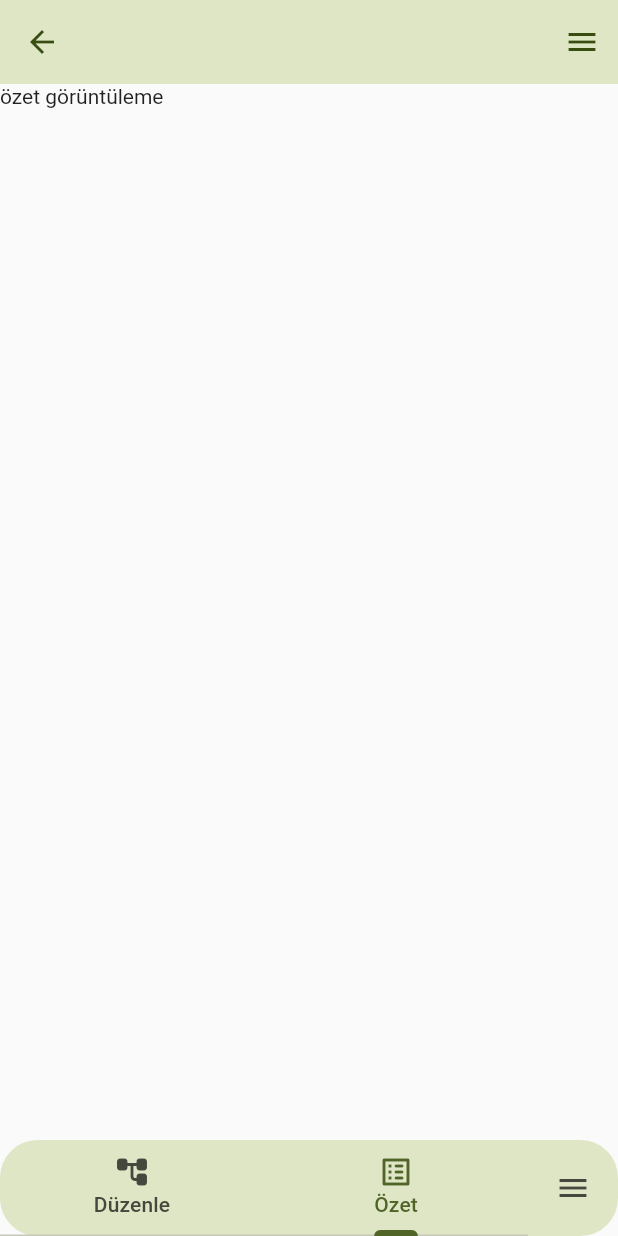
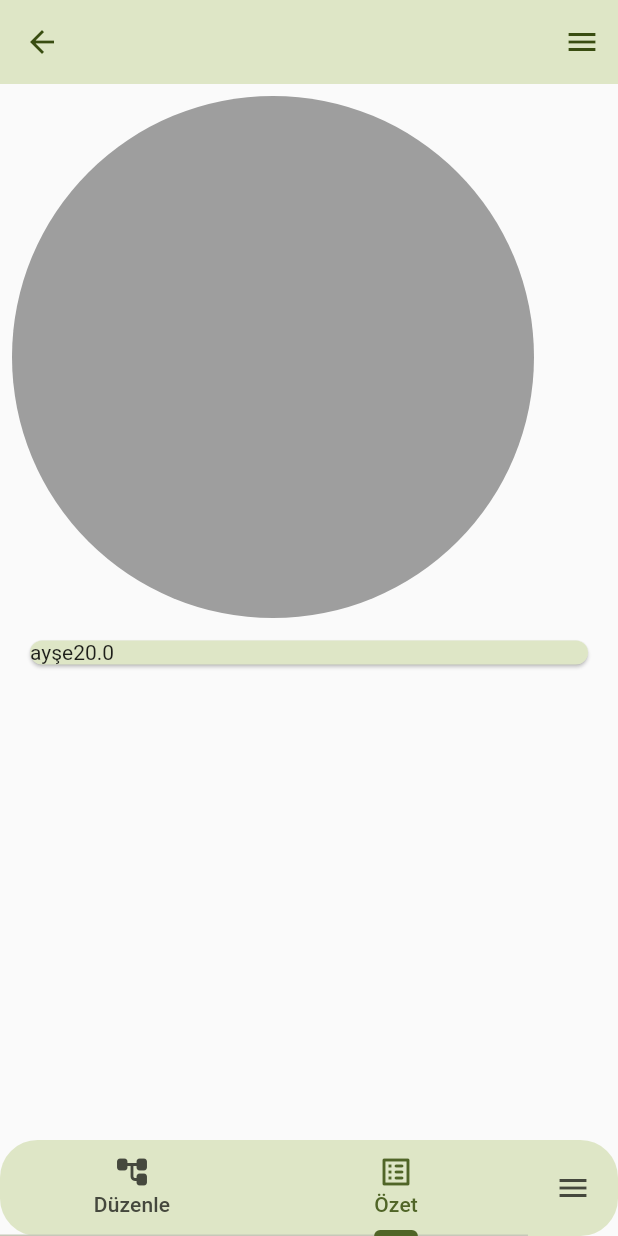
Before and after one commit to UATHUB/Hesapla-Bolustur, a Flutter app: the BHomeScreen screen opened directly, tab 2 chosen, on a phone screen of 412 x 824 dp. Run offline on Flutter 3.47's test engine with Material 2 defaults, Android fonts, the phone set to English and light mode, and no system bars; drawn by our look-alikes of pie_chart; our stand-ins replace get, get_storage, google_fonts, multi_select_flutter; accounts and stored records are empty; statements that could not run were skipped.

Commit message:
general work around second half

```diff
--- a/lib/controllers/second_half_controllers/registered_persons_controller.dart
+++ b/lib/controllers/second_half_controllers/registered_persons_controller.dart
@@ -6,7 +6,7 @@ final registeredPersonsBox = GetStorage('RegisteredPersons');
 
 class RegisteredPersonsController extends GetxController {
   List<Person> personsList = [
-    Person(name: 'ayşe', includedExpenses: [], totalAmount: 31)
+    Person(name: 'ayşe', includedExpenses: [], totalAmount: 20)
   ];
 
   void savePersons(List<Person> persons) {
--- a/lib/models/second_half_models/persons.dart
+++ b/lib/models/second_half_models/persons.dart
@@ -1,12 +1,41 @@
 import 'package:uuid/uuid.dart';
 
+// class Person {
+//   Person(
+//       {required this.name,
+//       required this.includedExpenses,
+//       required this.totalAmount});
+//   final id = const Uuid().v4();
+//   String name;
+//   List<dynamic> includedExpenses;
+//   double totalAmount;
+// }
+
 class Person {
-  Person(
-      {required this.name,
-      required this.includedExpenses,
-      required this.totalAmount});
   final id = const Uuid().v4();
-  String name;
-  List<dynamic> includedExpenses;
+  final String name;
+  final List<dynamic> includedExpenses;
   double totalAmount;
+
+  Person({
+    required this.name,
+    required this.includedExpenses,
+    required this.totalAmount,
+  });
+
+  Map<String, dynamic> toJson() {
+    return {
+      'name': name,
+      'includedExpenses': includedExpenses,
+      'totalAmount': totalAmount,
+    };
+  }
+
+  factory Person.fromJson(Map<String, dynamic> json) {
+    return Person(
+      name: json['name'],
+      includedExpenses: json['includedExpenses'],
+      totalAmount: json['totalAmount'],
+    );
+  }
 }
--- /dev/null
+++ b/lib/screens/second_half_screens/activity_summary_screen.dart
@@ -0,0 +1,43 @@
+import 'package:flutter/material.dart';
+import 'package:get/get.dart';
+import 'package:pie_chart/pie_chart.dart';
+import 'package:self_test1/controllers/second_half_controllers/activity_expense_list_controller.dart';
+import 'package:self_test1/controllers/second_half_controllers/registered_persons_controller.dart';
+import 'package:self_test1/models/second_half_models/expense.dart';
+
+final RegisteredActivityExpensesController rae =
+    Get.put(RegisteredActivityExpensesController());
+final RegisteredPersonsController rpc = Get.put(RegisteredPersonsController());
+
+class ActivitySummaryScreen extends StatelessWidget {
+  ActivitySummaryScreen({super.key});
+
+  final totalExpense = rpc.personsList[0].totalAmount.toString().obs;
+  Map<String, double> getMap(List<ActivityExpense> expenses) {
+    Map<String, double> returnMap = {};
+    for (var expense in expenses) {
+      returnMap.update(expense.category, (value) => value + expense.amount,
+          ifAbsent: () => expense.amount);
+    }
+    return returnMap;
+  }
+
+  @override
+  Widget build(BuildContext context) {
+    return Column(
+      children: [
+        PieChart(dataMap: getMap(rae.registeredActivityExpenses)),
+        Obx(
+          () => Card(
+            child: Row(
+              children: [
+                Text(rpc.personsList[0].name),
+                Text(totalExpense.value),
+              ],
+            ),
+          ),
+        ),
+      ],
+    );
+  }
+}
--- a/lib/screens/second_half_screens/b_home_screen.dart
+++ b/lib/screens/second_half_screens/b_home_screen.dart
@@ -1,5 +1,6 @@
 import 'package:flutter/material.dart';
 import 'package:self_test1/screens/second_half_screens/activity_expenses_screen.dart';
+import 'package:self_test1/screens/second_half_screens/activity_summary_screen.dart';
 import 'package:self_test1/widgets/second_half_widgets/b_main_drawer.dart';
 
 class BHomeScreen extends StatefulWidget {
@@ -59,9 +60,9 @@ class _BHomeScreenState extends State<BHomeScreen>
       ),
       body: TabBarView(
         controller: _tabController,
-        children: const [
-          ActivityExpensesScreen(),
-          Text('özet görüntüleme'),
+        children: [
+          const ActivityExpensesScreen(),
+          ActivitySummaryScreen(),
         ],
       ),
     );
--- a/lib/widgets/second_half_widgets/activity_expenses_list/activity_expense_item.dart
+++ b/lib/widgets/second_half_widgets/activity_expenses_list/activity_expense_item.dart
@@ -52,7 +52,6 @@ class ActivityExpenseItem extends StatelessWidget {
                 fontWeight: FontWeight.w500,
               ),
             ),
-            const Spacer(),
           ],
         ),
       ),
--- a/lib/widgets/second_half_widgets/activity_expenses_list/activity_expenses_list.dart
+++ b/lib/widgets/second_half_widgets/activity_expenses_list/activity_expenses_list.dart
@@ -1,7 +1,6 @@
 import 'package:get/get.dart';
 import 'package:self_test1/controllers/second_half_controllers/activity_expense_list_controller.dart';
 import 'package:self_test1/models/second_half_models/expense.dart';
-
 import 'package:flutter/material.dart';
 import 'package:self_test1/widgets/second_half_widgets/activity_expenses_list/activity_expense_item.dart';
 
```
Also changed, not shown: lib/controllers/first_half_controllers/page_controller.dart (+8 -2 lines), lib/controllers/second_half_controllers/activity_expense_list_controller.dart (+20 -2 lines), lib/models/second_half_models/expense.dart (+0 -9 lines), lib/screens/first_half_screens/tabs.dart (+7 -0 lines), lib/screens/second_half_screens/activity_expenses_screen.dart (+2 -10 lines), lib/screens/second_half_screens/add_screens/add_activity_expense_screen.dart (+10 -3 lines).
